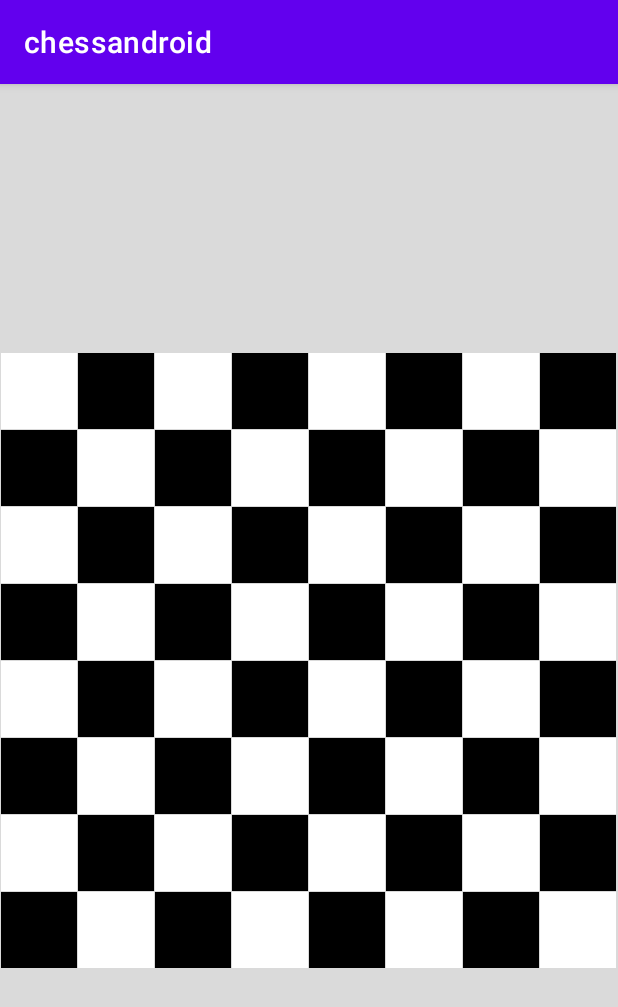
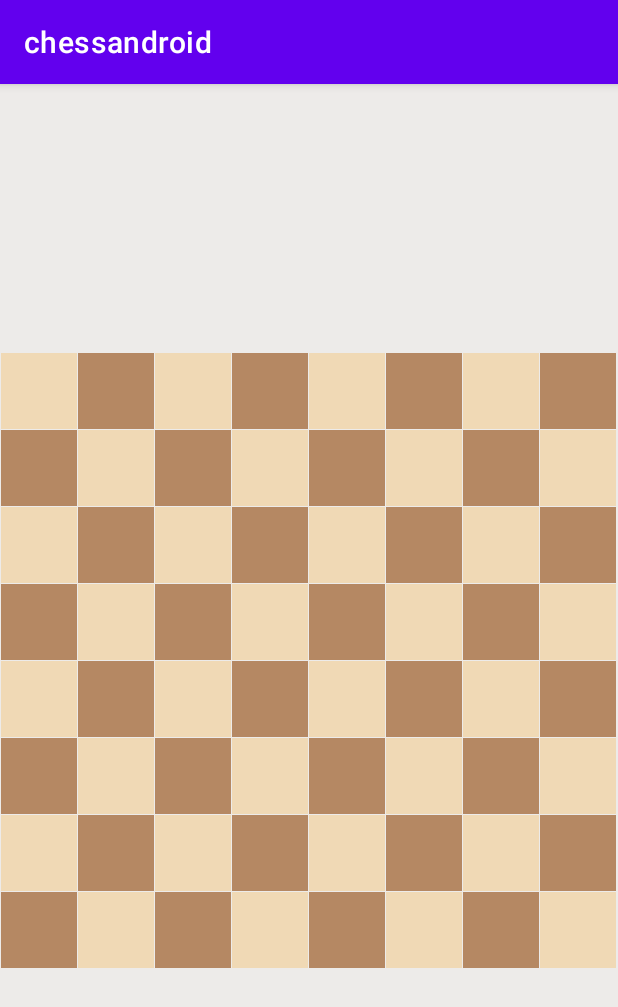
Before and after one commit to anitawoodruff/chessandroid, an Android app: the screen it shows after launch (MainActivity), on a phone screen of 412 x 824 dp. Shown: the top 1007 px of the screen. Run offline under Robolectric (Android 15) with nearby library versions, the phone set to English and light mode, and no system bars.

Commit message:
Adjust board colors

```diff
--- a/app/src/main/java/com/twokwy/chessandroid/ChessBoardFactory.java
+++ b/app/src/main/java/com/twokwy/chessandroid/ChessBoardFactory.java
@@ -1,5 +1,6 @@
 package com.twokwy.chessandroid;
 
+import android.content.Context;
 import android.graphics.Color;
 import android.graphics.Rect;
 
@@ -7,13 +8,20 @@ import java.util.ArrayList;
 import java.util.List;
 
 public class ChessBoardFactory {
+    private final int darkSquareColor;
+    private final int lightSquareColor;
+
+    public ChessBoardFactory(Context context) {
+        darkSquareColor = context.getResources().getColor(R.color.dark_square);
+        lightSquareColor = context.getResources().getColor(R.color.light_square);
+    }
 
     /**
      * Creates a chess board with 8x8 squares per to fit into the given dimensions.
      * @param w width (px) available for the chess board
      * @param h height (px) available for the chess board
      */
-    public static ChessBoard createToFillWidthAndHeight(int w, int h) {
+    public ChessBoard createToFillWidthAndHeight(int w, int h) {
         final int maxSquareHeight = h / 8;
         final int maxSquareWidth = w / 8;
 
@@ -27,8 +35,7 @@ public class ChessBoardFactory {
         return new ChessBoard(squares);
     }
 
-    private static List<ChessSquare> createListOfEmptySquaresForBoard(
-            int squareSize, int xOffset, int yOffset) {
+    private List<ChessSquare> createListOfEmptySquaresForBoard(int squareSize, int xOffset, int yOffset) {
         List<ChessSquare> squares = new ArrayList<>(64);
         for (int i = 0; i < 64; i++) {
             int x = i % 8;
@@ -40,7 +47,7 @@ public class ChessBoardFactory {
             int bottomBound = topBound + squareSize;
 
             Rect bounds = new Rect(leftBound, topBound, rightBound, bottomBound);
-            int color = (x + y) % 2 == 0 ? Color.WHITE : Color.BLACK;
+            int color = (x + y) % 2 == 0 ? lightSquareColor : darkSquareColor;
             squares.add(i, ChessSquare.create(color, bounds));
         }
         return squares;
--- a/app/src/main/java/com/twokwy/chessandroid/ChessBoardView.java
+++ b/app/src/main/java/com/twokwy/chessandroid/ChessBoardView.java
@@ -9,10 +9,12 @@ import androidx.annotation.Nullable;
 
 public class ChessBoardView extends View {
 
+    private final ChessBoardFactory chessBoardFactory;
     private ChessBoard chessBoard;
 
     public ChessBoardView(Context context, @Nullable AttributeSet attrs) {
         super(context, attrs);
+        chessBoardFactory = new ChessBoardFactory(context);
     }
 
     @Override
@@ -26,6 +28,6 @@ public class ChessBoardView extends View {
     @Override
     protected void onSizeChanged(int w, int h, int oldw, int oldh) {
         super.onSizeChanged(w, h, oldw, oldh);
-        chessBoard = ChessBoardFactory.createToFillWidthAndHeight(w, h);
+        chessBoard = chessBoardFactory.createToFillWidthAndHeight(w, h);
     }
 }
--- a/app/src/main/res/values/colors.xml
+++ b/app/src/main/res/values/colors.xml
@@ -7,5 +7,7 @@
     <color name="teal_700">#FF018786</color>
     <color name="black">#FF000000</color>
     <color name="white">#FFFFFFFF</color>
-    <color name="grey">#DADADA</color>
+    <color name="grey">#EDEBE9</color>
+    <color name="dark_square">#B58863</color>
+    <color name="light_square">#F0D9B5</color>
 </resources>
```
